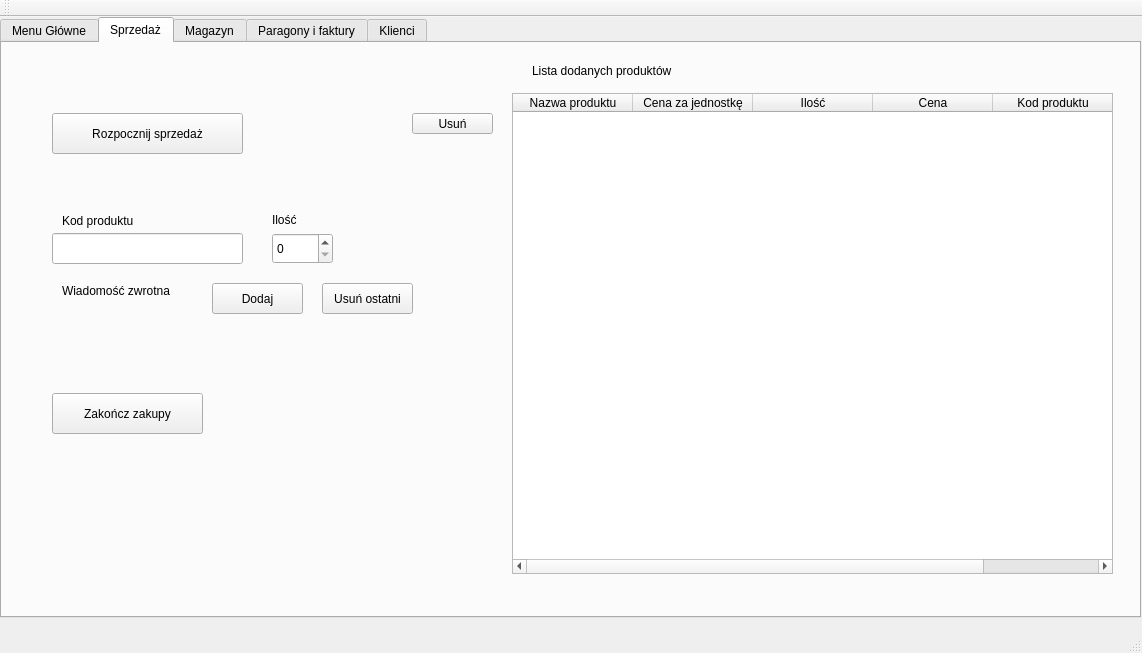
Qt form mainwindow.ui (SzymiJimi/TeamProject) before a commit.
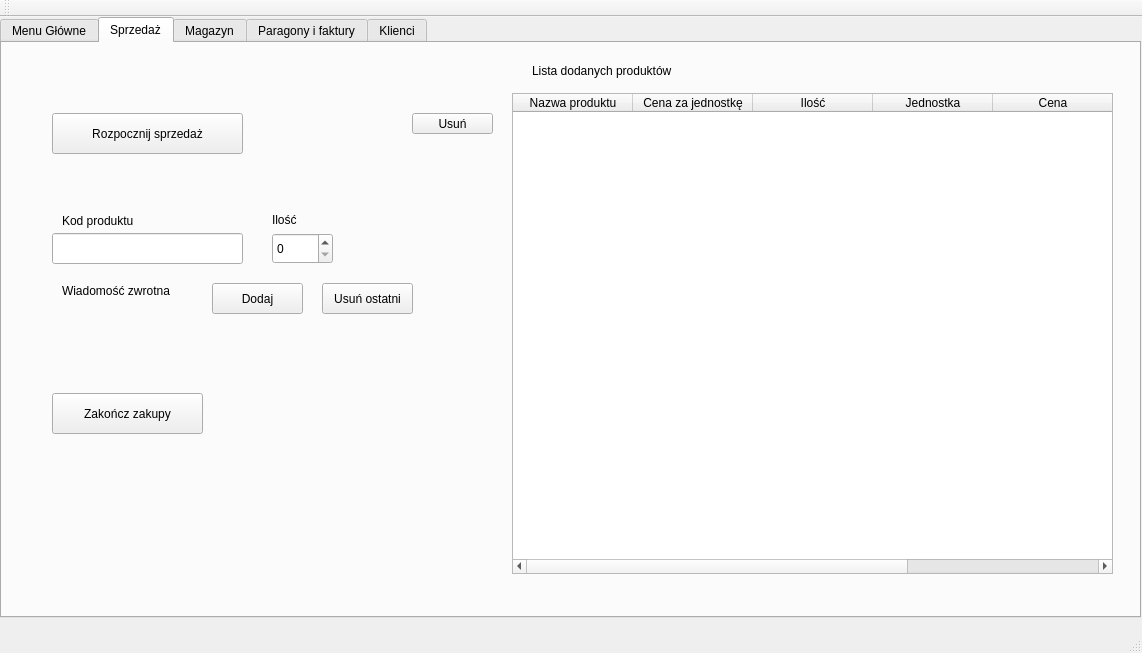
The same form after that commit. The open tabs and pages were chosen to show the change.

The edit to the form file:
```diff
--- a/mainwindow.ui
+++ b/mainwindow.ui
@@ -174,6 +174,11 @@
         <string>Ilość</string>
        </property>
       </column>
+      <column>
+       <property name="text">
+        <string>Jednostka</string>
+       </property>
+      </column>
       <column>
        <property name="text">
         <string>Cena</string>
```
Left out of the diff: 2 changed lines with no effect on the pictures.
